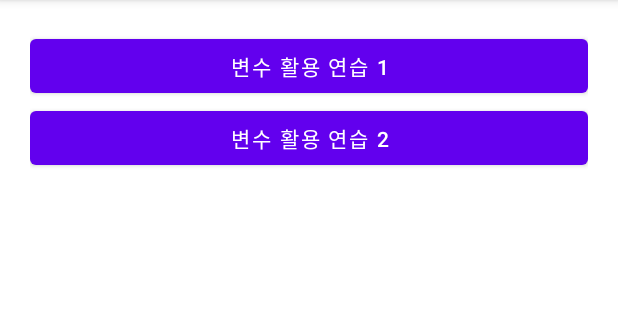
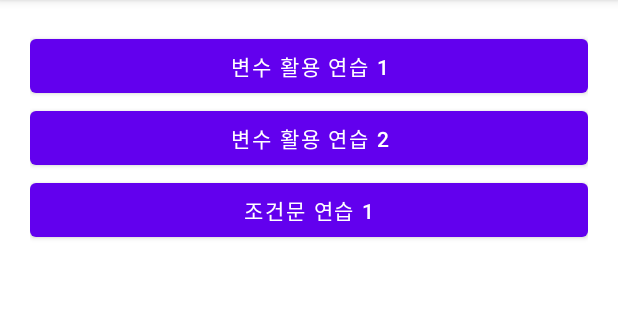
Before and after one commit to clearsky77/KotlinGrammar_20211102, an Android app: the screen it shows after launch (MainActivity), on a phone screen of 412 x 824 dp, the part 84-404 px from its top. Run offline under Robolectric (Android 15) with nearby library versions, the phone set to English and light mode, and no system bars.

Commit message:
변수의 실제 활용 예시 - if문 나이 계산

```diff
--- a/app/src/main/res/layout/activity_main.xml
+++ b/app/src/main/res/layout/activity_main.xml
@@ -18,6 +18,11 @@
         android:layout_width="match_parent"
         android:layout_height="wrap_content"
         android:text="변수 활용 연습 2"/>
+    <Button
+        android:id="@+id/btnCondition01"
+        android:layout_width="match_parent"
+        android:layout_height="wrap_content"
+        android:text="조건문 연습 1" />
 
 
 </LinearLayout>
```
Also changed, not shown: app/src/main/java/com/clearsky77/kotlingrammar_20211102/MainActivity.kt (+23 -0 lines).
